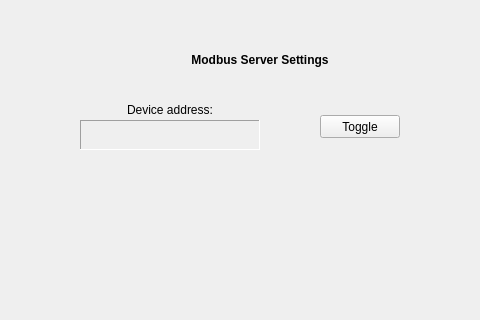
Old version of the form modbus-application/settings.ui in the repository Wolkabout/offset-printing-machine-simulator-application; both pictures show x 320 to 800 and y 0 to 320 of the 800 by 528 pixel window.
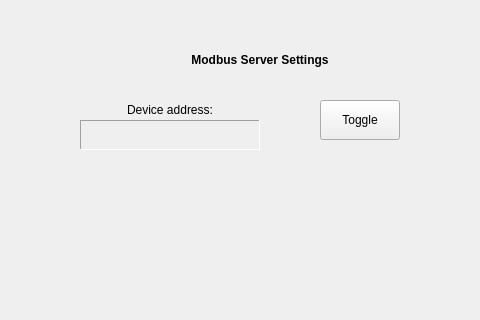
New version of the form.

Commit message: Bit by bit Modbus

Patch:
```diff
--- a/modbus-application/settings.ui
+++ b/modbus-application/settings.ui
@@ -149,9 +149,9 @@
    <property name="geometry">
     <rect>
      <x>640</x>
-     <y>115</y>
+     <y>100</y>
      <width>80</width>
-     <height>23</height>
+     <height>40</height>
     </rect>
    </property>
    <property name="text">
```
The commit also changes 2 other files.
